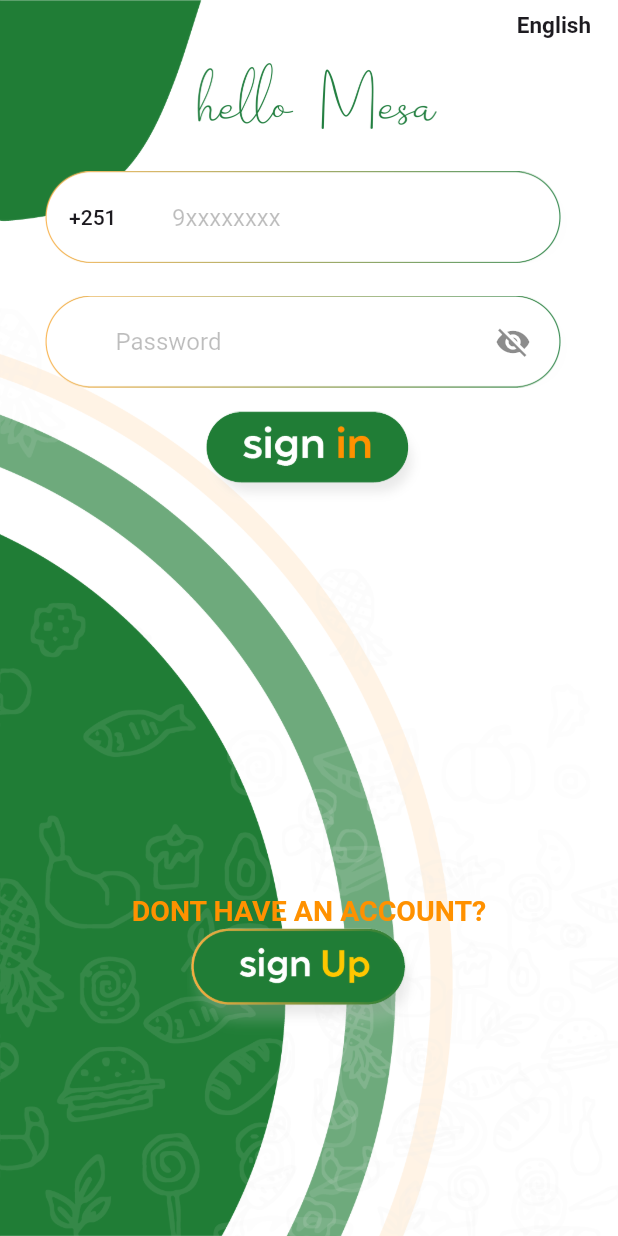
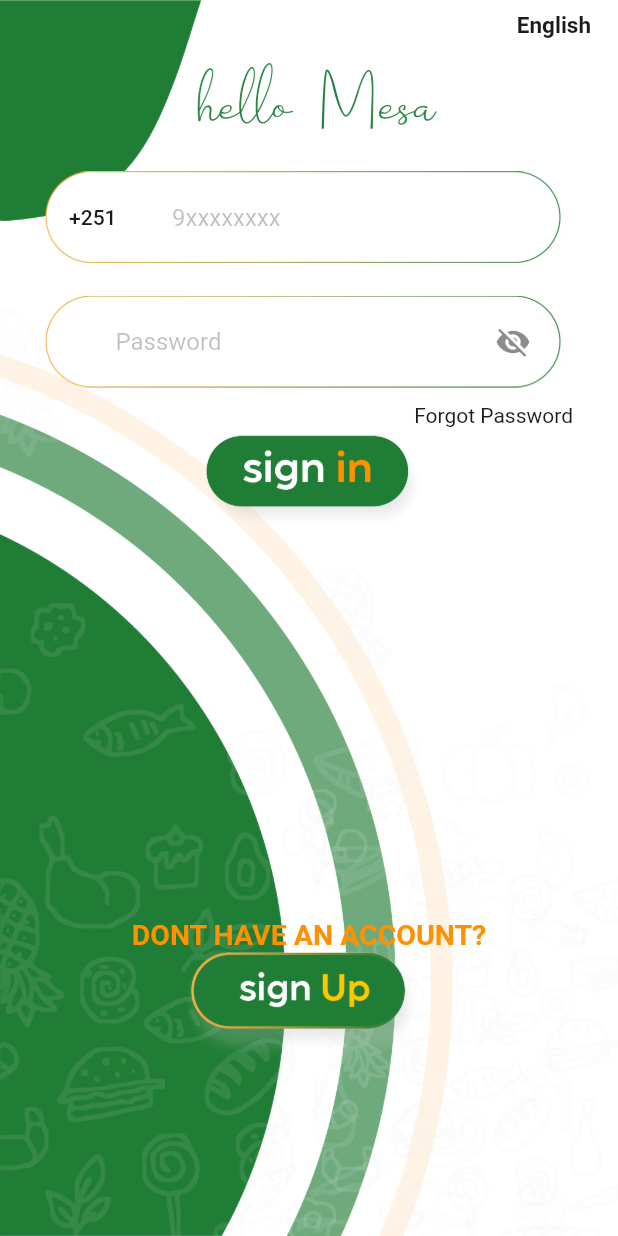
Before and after one commit to DaV212001/ticketmaster_et, a Flutter app: the screen it shows once a user with an empty profile is signed in, on a phone screen of 412 x 824 dp. Run offline on Flutter 3.47's test engine with Material 3 defaults, Android fonts, the phone set to English and light mode, and no system bars; drawn by our look-alikes of dropdown_button2; our stand-ins replace app_links, auto_size_text, awesome_notifications, badges, cached_network_image, carousel_slider and 20 more; missing offline and left inert: cached_video_player_plus, chapa_unofficial, enefty_icons, in_app_update, tiktoklikescroller; accounts and stored records are empty; Roboto replaces fonts that are missing (Poppins).

Commit message:
forgot password

```diff
--- a/lib/constants/theme.dart
+++ b/lib/constants/theme.dart
@@ -61,7 +61,7 @@ class Styles {
             fontFamily: 'PoppinsSB',
             fontSize: 21),
       ),
-      dialogTheme: DialogTheme(
+      dialogTheme: DialogThemeData(
           backgroundColor: isDarkTheme ? Color(0xFF171717) : Color(0xFFdedede)),
       primaryColor: isM3Enabled
           ? isDarkTheme
--- a/lib/prefs/translations.dart
+++ b/lib/prefs/translations.dart
@@ -4,6 +4,7 @@ class AppTranslation extends Translations {
   @override
   Map<String, Map<String, String>> get keys => {
         'en_US': {
+          'forgot_pass': 'Forgot Password',
           'top_specials': 'Today\'s Specials',
           'reset_password': 'Reset Password',
           // 'phone_number': 'Phone Number',
@@ -162,6 +163,7 @@ class AppTranslation extends Translations {
           'no_update_available': 'You are up to date',
         },
         'am': {
+          'forgot_pass': 'የይለፍ ቃል ረሱ',
           'top_specials': 'የዛሬ ልዩ ምግቦች',
           'reset_password': 'የይለፍ ቃል መቀየር',
           // 'phone_number': 'ስልክ ቁጥር',
@@ -317,6 +319,7 @@ class AppTranslation extends Translations {
           'no_update_available': 'አዲስ አፕልኬሽን የለም',
         },
         'es': {
+          'forgot_pass': 'ፓስዎርድ ረሲዐዮ',
           'top_specials': 'ፍሉያት መግብታት',
           'reset_password': 'ቃል ኪዳን ኣቐዲሙ',
           // 'phone_number': 'ቁፅሪ ስልኪ',
@@ -472,6 +475,7 @@ class AppTranslation extends Translations {
           'no_update_available': 'እዋናዊ ሓበሬታ ኣለካ',
         },
         'it': {
+          'forgot_pass': 'Password dagadheera',
           'top_specials': 'Nyaata addaa',
           'reset_password': 'Jecha Cabsaa Jijjiiruu',
           // 'phone_number': 'Lakkoofsa Bilbilaa',
@@ -633,6 +637,7 @@ class AppTranslation extends Translations {
           'no_update_available': 'Yeroo ammaatti jirta',
         },
         'fr': {
+          'forgot_pass': 'Furaha la ilaaway',
           'top_specials': 'Cuntooyinka gaarka ah',
           'reset_password': 'Beddel Furaha',
           // 'phone_number': 'Lambarka Telefoonka',
--- a/lib/screens/login.dart
+++ b/lib/screens/login.dart
@@ -2,6 +2,7 @@ import 'package:flutter/material.dart';
 import 'package:flutter/services.dart';
 import 'package:get/get.dart';
 import 'package:provider/provider.dart';
+import 'package:ticketmaster_et/screens/otp_screen.dart';
 
 import '../constants/endpoints.dart';
 import '../functions/functions.dart';
@@ -262,6 +263,13 @@ class _LoginScreenState extends State<LoginScreen> {
                                     ),
                                   ],
                                 ),
+                                Align(
+                                    alignment: Alignment.centerRight,
+                                    child: GestureDetector(
+                                        onTap: () {
+                                          Get.to(OtpScreen());
+                                        },
+                                        child: Text('forgot_pass'.tr))),
                                 const SizedBox(
                                   height: 5,
                                 ),
```
